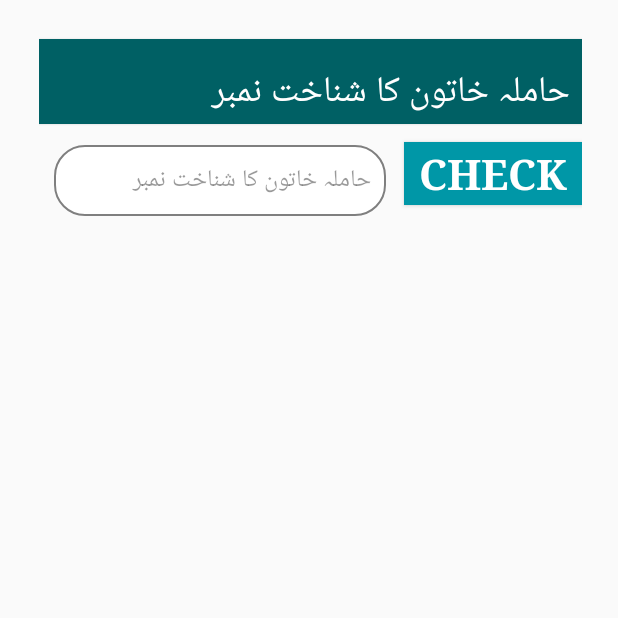
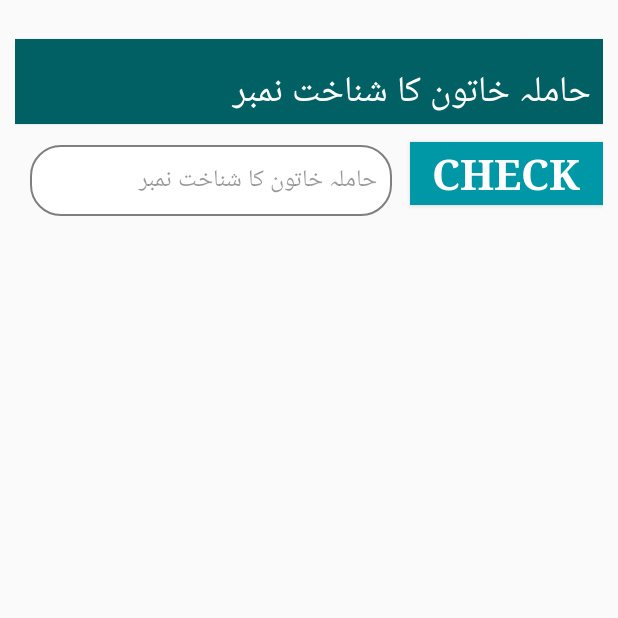
Before and after one commit to AliAzaz/WFP-FollowUPs, an Android app: the InfoActivity screen opened directly, with no data from a screen before it, on a phone screen of 412 x 824 dp, the top half of it. Run offline under Robolectric (Android 15) with nearby library versions, the phone set to English and light mode, and no system bars; our stand-ins replace data binding; Roboto replaces fonts that are not available here.

Commit message:
minor fix

```diff
--- a/app/src/main/java/edu/aku/hassannaqvi/wfp_followups/activities/InfoActivity.java
+++ b/app/src/main/java/edu/aku/hassannaqvi/wfp_followups/activities/InfoActivity.java
@@ -70,8 +70,12 @@ public class InfoActivity extends Activity {
     protected void onCreate(Bundle savedInstanceState) {
         super.onCreate(savedInstanceState);
 
+
         bi = DataBindingUtil.setContentView(this, R.layout.activity_info);
         bi.setCallback(this);
+
+//       Slide slide = (Slide) TransitionInflater.from(this).inflateTransition(R.transition.slide);
+//       getWindow().setEnterTransition(slide);
         this.setTitle(R.string.pfaheading);
         db = new DatabaseHelper(this);
 
--- a/app/src/main/res/layout/activity_info.xml
+++ b/app/src/main/res/layout/activity_info.xml
@@ -19,9 +19,7 @@
             android:layout_width="match_parent"
             android:layout_height="wrap_content"
             android:layoutDirection="rtl"
-            android:orientation="vertical"
-            android:paddingEnd="16dp"
-            android:paddingRight="14dp">
+            android:orientation="vertical">
 
 
             <TextView
@@ -203,7 +201,7 @@
                     android:layout_width="match_parent"
                     android:layout_height="wrap_content"
                     android:layout_gravity="end"
-                    android:layout_marginTop="40dp"
+                    android:layout_marginTop="20dp"
                     android:orientation="horizontal">
 
 
--- a/app/src/main/res/layout/activity_section_b.xml
+++ b/app/src/main/res/layout/activity_section_b.xml
@@ -21,9 +21,7 @@
             android:layout_height="wrap_content"
             android:animateLayoutChanges="true"
             android:layoutDirection="rtl"
-            android:orientation="vertical"
-            android:paddingEnd="16dp"
-            android:paddingRight="14dp">
+            android:orientation="vertical">
 
             <!--Q1-->
             <android.support.v7.widget.CardView
@@ -291,7 +289,7 @@
                 android:layout_width="match_parent"
                 android:layout_height="wrap_content"
                 android:layout_gravity="end"
-                android:layout_marginTop="80dp"
+                android:layout_marginTop="20dp"
                 android:orientation="horizontal">
 
                 <Button
--- a/app/src/main/res/layout/activity_section_c.xml
+++ b/app/src/main/res/layout/activity_section_c.xml
@@ -20,9 +20,7 @@
             android:layout_height="wrap_content"
             android:animateLayoutChanges="true"
             android:layoutDirection="rtl"
-            android:orientation="vertical"
-            android:paddingEnd="16dp"
-            android:paddingRight="14dp">
+            android:orientation="vertical">
 
             <!--Q1-->
             <android.support.v7.widget.CardView
@@ -148,7 +146,7 @@
                 android:layout_width="match_parent"
                 android:layout_height="wrap_content"
                 android:layout_gravity="end"
-                android:layout_marginTop="80dp"
+                android:layout_marginTop="20dp"
                 android:orientation="horizontal">
 
                 <Button
--- a/app/src/main/res/layout/activity_section_d.xml
+++ b/app/src/main/res/layout/activity_section_d.xml
@@ -692,7 +692,7 @@
                 android:layout_width="match_parent"
                 android:layout_height="wrap_content"
                 android:layout_gravity="end"
-                android:layout_marginTop="80dp"
+                android:layout_marginTop="20dp"
                 android:orientation="horizontal">
 
                 <Button
--- a/app/src/main/res/layout/activity_section_e.xml
+++ b/app/src/main/res/layout/activity_section_e.xml
@@ -17,8 +17,7 @@
         <LinearLayout
             android:layout_width="match_parent"
             android:layout_height="wrap_content"
-            android:layout_marginLeft="8dp"
-            android:layout_marginRight="8dp"
+
             android:animateLayoutChanges="true"
             android:layoutDirection="rtl"
             android:orientation="vertical">
@@ -764,7 +763,7 @@
                 android:layout_width="match_parent"
                 android:layout_height="wrap_content"
                 android:layout_gravity="end"
-                android:layout_marginTop="80dp"
+                android:layout_marginTop="20dp"
                 android:orientation="horizontal">
 
                 <Button
--- a/app/src/main/res/layout/activity_section_f.xml
+++ b/app/src/main/res/layout/activity_section_f.xml
@@ -1253,7 +1253,7 @@
                 android:layout_width="match_parent"
                 android:layout_height="wrap_content"
                 android:layout_gravity="end"
-                android:layout_marginTop="80dp"
+                android:layout_marginTop="20dp"
                 android:orientation="horizontal">
 
                 <Button
--- a/app/src/main/res/layout/activity_section_g.xml
+++ b/app/src/main/res/layout/activity_section_g.xml
@@ -2149,7 +2149,7 @@
                 android:layout_width="match_parent"
                 android:layout_height="wrap_content"
                 android:layout_gravity="end"
-                android:layout_marginTop="80dp"
+                android:layout_marginTop="20dp"
                 android:orientation="horizontal">
 
                 <Button
--- a/app/src/main/res/layout/activity_section_h.xml
+++ b/app/src/main/res/layout/activity_section_h.xml
@@ -20,9 +20,7 @@
             android:layout_height="wrap_content"
             android:animateLayoutChanges="true"
             android:layoutDirection="rtl"
-            android:orientation="vertical"
-            android:paddingEnd="16dp"
-            android:paddingRight="14dp">
+            android:orientation="vertical">
 
             <!--Q1-->
             <android.support.v7.widget.CardView
@@ -226,7 +224,7 @@
                 android:layout_width="match_parent"
                 android:layout_height="wrap_content"
                 android:layout_gravity="end"
-                android:layout_marginTop="80dp"
+                android:layout_marginTop="20dp"
                 android:orientation="horizontal">
 
                 <Button
--- a/app/src/main/res/layout/activity_section_i.xml
+++ b/app/src/main/res/layout/activity_section_i.xml
@@ -2615,7 +2615,7 @@
                 android:layout_width="match_parent"
                 android:layout_height="wrap_content"
                 android:layout_gravity="end"
-                android:layout_marginTop="80dp"
+                android:layout_marginTop="20dp"
                 android:orientation="horizontal">
 
                 <Button
--- a/app/src/main/res/layout/activity_section_j.xml
+++ b/app/src/main/res/layout/activity_section_j.xml
@@ -21,8 +21,8 @@
             android:animateLayoutChanges="true"
             android:layoutDirection="rtl"
             android:orientation="vertical"
-            android:paddingEnd="16dp"
-            android:paddingRight="14dp">
+
+            >
 
             <!--&lt;!&ndash;Q1&ndash;&gt;-->
             <!--<android.support.v7.widget.CardView-->
@@ -707,7 +707,7 @@
                 android:layout_width="match_parent"
                 android:layout_height="wrap_content"
                 android:layout_gravity="end"
-                android:layout_marginTop="80dp"
+                android:layout_marginTop="20dp"
                 android:orientation="horizontal">
 
                 <Button
--- /dev/null
+++ b/app/src/main/res/transition/slide.xml
@@ -0,0 +1,3 @@
+<?xml version="1.0" encoding="utf-8"?>
+<slide xmlns:android="http://schemas.android.com/apk/res/android"
+    android:duration="1000" />
```
Also changed, not shown: 1 other file.
